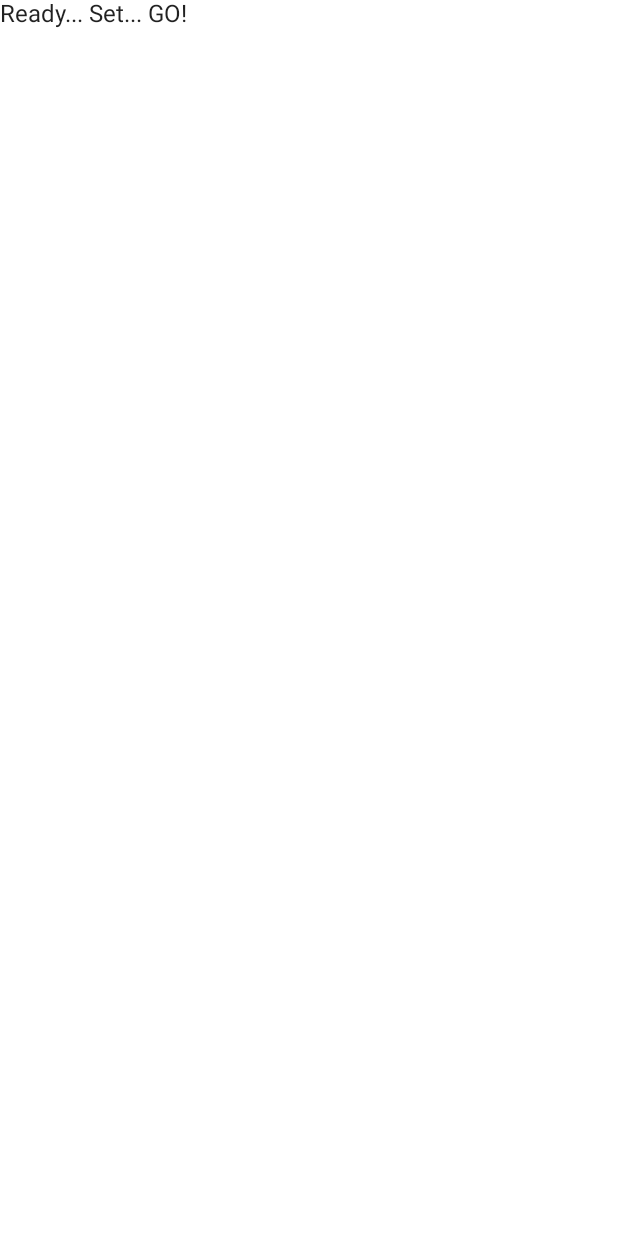
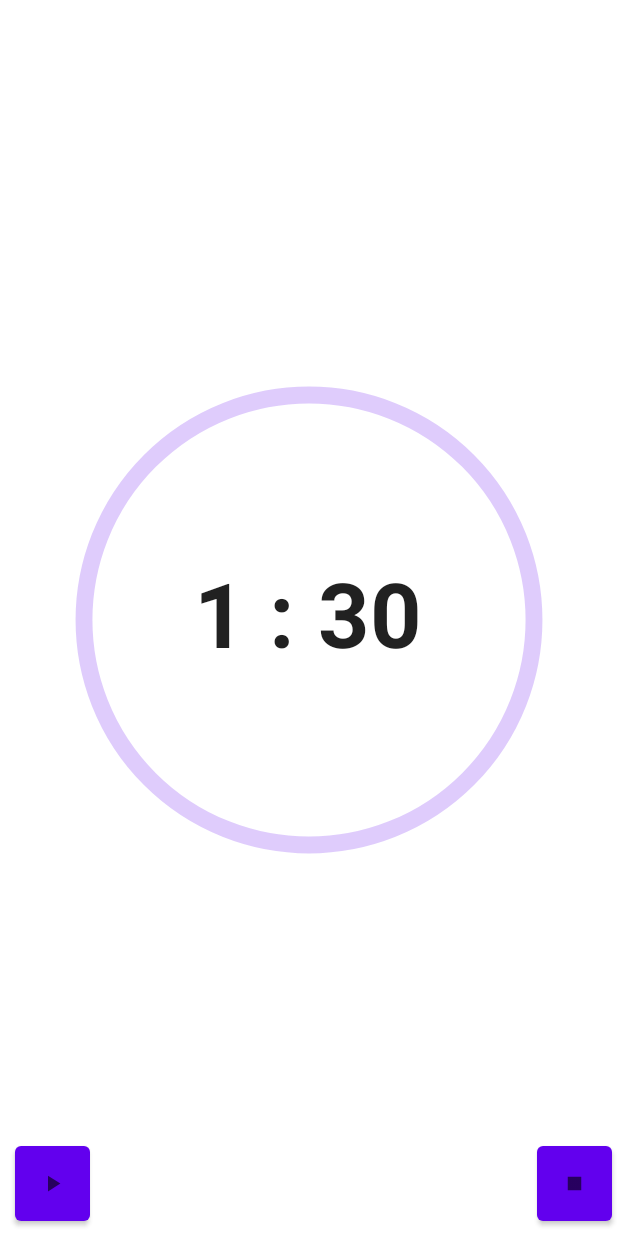
Before and after one commit to khanhluong/android-dev-challenge-week2_timer, an Android app built with Jetpack Compose: the screen it shows after launch (MainActivity), on a phone screen of 412 x 824 dp. Before the commit the screen is almost empty. Run offline under Robolectric (Android 15) with nearby library versions, the phone set to English and light mode, and no system bars; our stand-ins replace constraintlayout-compose, livedata-compose.

Commit message:
init project.

```diff
--- a/app/build.gradle
+++ b/app/build.gradle
@@ -74,6 +74,10 @@ dependencies {
     implementation "androidx.compose.ui:ui-tooling:$compose_version"
     implementation 'androidx.lifecycle:lifecycle-runtime-ktx:2.3.0'
 
+    implementation "androidx.constraintlayout:constraintlayout-compose:1.0.0-alpha03"
+    implementation "androidx.compose.runtime:runtime-livedata:$compose_version"
+    implementation "androidx.lifecycle:lifecycle-viewmodel-compose:1.0.0-alpha02"
+
     testImplementation 'junit:junit:4.13.2'
 
     androidTestImplementation 'androidx.test.ext:junit:1.1.2'
--- a/app/src/main/java/com/example/androiddevchallenge/MainActivity.kt
+++ b/app/src/main/java/com/example/androiddevchallenge/MainActivity.kt
@@ -16,22 +16,150 @@
 package com.example.androiddevchallenge
 
 import android.os.Bundle
+import android.util.Log
 import androidx.activity.compose.setContent
 import androidx.appcompat.app.AppCompatActivity
+import androidx.compose.animation.core.LinearEasing
+import androidx.compose.animation.core.tween
+import androidx.compose.foundation.Image
+import androidx.compose.foundation.layout.Row
+import androidx.compose.foundation.layout.fillMaxSize
+import androidx.compose.foundation.layout.height
+import androidx.compose.foundation.layout.padding
+import androidx.compose.foundation.layout.size
+import androidx.compose.foundation.layout.width
+import androidx.compose.material.Button
 import androidx.compose.material.MaterialTheme
 import androidx.compose.material.Surface
 import androidx.compose.material.Text
 import androidx.compose.runtime.Composable
+import androidx.compose.runtime.getValue
+import androidx.compose.runtime.livedata.observeAsState
+import androidx.compose.ui.Modifier
+import androidx.compose.ui.focus.FocusRequester.Companion.createRefs
+import androidx.compose.ui.res.painterResource
+import androidx.compose.ui.res.stringResource
+import androidx.compose.ui.text.font.FontWeight
 import androidx.compose.ui.tooling.preview.Preview
+import androidx.compose.ui.unit.dp
+import androidx.compose.ui.unit.sp
+import androidx.constraintlayout.compose.ConstraintLayout
+import androidx.lifecycle.viewmodel.compose.viewModel
+import com.example.androiddevchallenge.ui.TimerCircular
 import com.example.androiddevchallenge.ui.theme.MyTheme
+import com.example.androiddevchallenge.viewmodel.TimerViewModel
 
 class MainActivity : AppCompatActivity() {
+
     override fun onCreate(savedInstanceState: Bundle?) {
         super.onCreate(savedInstanceState)
         setContent {
             MyTheme {
-                MyApp()
+                val timerViewModel: TimerViewModel = viewModel()
+                val timeValue by timerViewModel.maxTime.observeAsState(timerViewModel.max)
+                val isPaused by timerViewModel.pausedTime.observeAsState(true)
+                val minutes = (timeValue / 60)
+                val seconds = timeValue % 60
+                CountdownScreen(timeValue, minutes, seconds, timerViewModel.max, isPaused) {
+                    when (it) {
+                        TimerState.Play -> {
+                            timerViewModel.pausedTime.value = false
+                            timerViewModel.timer.start()
+                        }
+                        TimerState.Pause -> {
+                            timerViewModel.pausedTime.value = true
+                            timerViewModel.timer.cancel()
+                        }
+                        TimerState.Stop -> {
+                            timerViewModel.timer.cancel()
+                            timerViewModel.timer.onFinish()
+                        }
+                    }
+                }
             }
+        }
+    }
+}
+
+@Composable
+private fun CountdownScreen(
+    time: Int,
+    minutes: Int,
+    seconds: Int,
+    max: Int,
+    paused: Boolean,
+    onAction: (TimerState) -> Unit
+) {
+    ConstraintLayout(Modifier.fillMaxSize()) {
+        Log.d("minutes", "minutes $minutes")
+        // it error when set minutes is int value...
+        val strMinutes = minutes.toString()
+        val (progress, hours, minutes, btnStart, btnStop) = createRefs()
+        TimerCircular(
+            Modifier
+                .width(300.dp)
+                .height(300.dp)
+                .constrainAs(progress) { centerTo(parent) },
+            progress = time.toFloat() * 100 / max,
+            color = MaterialTheme.colors.primary,
+            animationSpec = tween(
+                durationMillis = if (time == max) 1000 else 100,
+                easing = LinearEasing
+            )
+        )
+
+        Row(
+            modifier = Modifier
+                .padding(8.dp)
+                .constrainAs(hours) { centerTo(progress) },
+        ) {
+            Text(
+                text = strMinutes,
+                style = MaterialTheme.typography.body2,
+                fontSize = 60.sp,
+                fontWeight = FontWeight.Bold,
+            )
+            Text(
+                text = " : ",
+                style = MaterialTheme.typography.body2,
+                fontSize = 60.sp,
+                fontWeight = FontWeight.Bold,
+            )
+            Text(
+                text = "$seconds",
+                style = MaterialTheme.typography.body2,
+                fontSize = 60.sp,
+                fontWeight = FontWeight.Bold,
+            )
+        }
+
+        Button(
+            onClick = { onAction.invoke(if (paused) TimerState.Play else TimerState.Pause) },
+            modifier = Modifier
+                .size(50.dp)
+                .constrainAs(btnStart) {
+                    bottom.linkTo(parent.bottom, 10.dp)
+                    start.linkTo(parent.start, 10.dp)
+                }
+        ) {
+            Image(
+                painterResource(if (paused) R.drawable.ic_baseline_play_arrow_24 else R.drawable.ic_baseline_pause_24),
+                stringResource(if (paused) R.string.btn_play else R.string.btn_pause)
+            )
+        }
+        Button(
+            onClick = { onAction.invoke(TimerState.Stop) },
+            modifier = Modifier
+                .size(50.dp)
+                .constrainAs(btnStop) {
+                    bottom.linkTo(parent.bottom, 10.dp)
+                    end.linkTo(parent.end, 4.dp)
+                }
+        ) {
+            Image(
+                painterResource(R.drawable.ic_baseline_stop_24),
+                stringResource(R.string.btn_stop)
+            )
         }
     }
 }
@@ -59,3 +187,9 @@ fun DarkPreview() {
         MyApp()
     }
 }
+
+sealed class TimerState {
+    object Play : TimerState()
+    object Pause : TimerState()
+    object Stop : TimerState()
+}
--- /dev/null
+++ b/app/src/main/java/com/example/androiddevchallenge/ui/TimeCircular.kt
@@ -0,0 +1,51 @@
+/*
+ * Copyright 2021 The Android Open Source Project
+ *
+ * Licensed under the Apache License, Version 2.0 (the "License");
+ * you may not use this file except in compliance with the License.
+ * You may obtain a copy of the License at
+ *
+ *     https://www.apache.org/licenses/LICENSE-2.0
+ *
+ * Unless required by applicable law or agreed to in writing, software
+ * distributed under the License is distributed on an "AS IS" BASIS,
+ * WITHOUT WARRANTIES OR CONDITIONS OF ANY KIND, either express or implied.
+ * See the License for the specific language governing permissions and
+ * limitations under the License.
+ */
+package com.example.androiddevchallenge.ui
+
+import androidx.compose.animation.core.AnimationSpec
+import androidx.compose.animation.core.LinearOutSlowInEasing
+import androidx.compose.animation.core.animateFloatAsState
+import androidx.compose.animation.core.tween
+import androidx.compose.foundation.Canvas
+import androidx.compose.runtime.Composable
+import androidx.compose.runtime.getValue
+import androidx.compose.ui.Modifier
+import androidx.compose.ui.geometry.Offset
+import androidx.compose.ui.graphics.Color
+import androidx.compose.ui.graphics.drawscope.Stroke
+
+@Composable
+fun TimerCircular(
+    modifier: Modifier = Modifier,
+    color: Color,
+    progress: Float,
+    animate: Boolean = true,
+    animationSpec: AnimationSpec<Float> = tween(durationMillis = 250, easing = LinearOutSlowInEasing)
+) {
+    val animatedProgress: Float by animateFloatAsState(targetValue = progress, animationSpec = animationSpec)
+    Canvas(modifier) {
+        val startingAngle = 180f
+        val sweepAngle = (360 * if (animate) animatedProgress else progress) / 100
+        // size of radius
+        val waveRadius = size.minDimension * 0.15f
+        val dotRadius = waveRadius / 4f
+
+        drawArc(
+            color = color,
+            startingAngle, sweepAngle, true, Offset(0f, 2f), size, 0.2f, Stroke(dotRadius)
+        )
+    }
+}
--- /dev/null
+++ b/app/src/main/java/com/example/androiddevchallenge/viewmodel/TimerViewModel.kt
@@ -0,0 +1,44 @@
+/*
+ * Copyright 2021 The Android Open Source Project
+ *
+ * Licensed under the Apache License, Version 2.0 (the "License");
+ * you may not use this file except in compliance with the License.
+ * You may obtain a copy of the License at
+ *
+ *     https://www.apache.org/licenses/LICENSE-2.0
+ *
+ * Unless required by applicable law or agreed to in writing, software
+ * distributed under the License is distributed on an "AS IS" BASIS,
+ * WITHOUT WARRANTIES OR CONDITIONS OF ANY KIND, either express or implied.
+ * See the License for the specific language governing permissions and
+ * limitations under the License.
+ */
+package com.example.androiddevchallenge.viewmodel
+
+import android.os.CountDownTimer
+import androidx.lifecycle.MutableLiveData
+import androidx.lifecycle.ViewModel
+
+class TimerViewModel : ViewModel() {
+    val timerTick = 1000
+    // set max time.
+    val max = 90
+    val maxTime = MutableLiveData(max)
+    val pausedTime = MutableLiveData(true)
+
+    val timer = object : CountDownTimer(max * 1000L, timerTick.toLong()) {
+        override fun onTick(millisUntilFinished: Long) {
+            val currentTime = maxTime.value ?: 0
+            if (currentTime <= 0) {
+                onFinish()
+            } else {
+                maxTime.value = currentTime - 1
+            }
+        }
+
+        override fun onFinish() {
+            pausedTime.value = true
+            maxTime.value = max
+        }
+    }
+}
--- /dev/null
+++ b/app/src/main/res/drawable/ic_baseline_pause_24.xml
@@ -0,0 +1,10 @@
+<vector xmlns:android="http://schemas.android.com/apk/res/android"
+    android:width="24dp"
+    android:height="24dp"
+    android:viewportWidth="24"
+    android:viewportHeight="24"
+    android:tint="?attr/colorControlNormal">
+  <path
+      android:fillColor="@android:color/white"
+      android:pathData="M6,19h4L10,5L6,5v14zM14,5v14h4L18,5h-4z"/>
+</vector>
--- /dev/null
+++ b/app/src/main/res/drawable/ic_baseline_play_arrow_24.xml
@@ -0,0 +1,10 @@
+<vector xmlns:android="http://schemas.android.com/apk/res/android"
+    android:width="24dp"
+    android:height="24dp"
+    android:viewportWidth="24"
+    android:viewportHeight="24"
+    android:tint="?attr/colorControlNormal">
+  <path
+      android:fillColor="@android:color/white"
+      android:pathData="M8,5v14l11,-7z"/>
+</vector>
--- /dev/null
+++ b/app/src/main/res/drawable/ic_baseline_stop_24.xml
@@ -0,0 +1,10 @@
+<vector xmlns:android="http://schemas.android.com/apk/res/android"
+    android:width="24dp"
+    android:height="24dp"
+    android:viewportWidth="24"
+    android:viewportHeight="24"
+    android:tint="?attr/colorControlNormal">
+  <path
+      android:fillColor="@android:color/white"
+      android:pathData="M6,6h12v12H6z"/>
+</vector>
--- a/app/src/main/res/values/strings.xml
+++ b/app/src/main/res/values/strings.xml
@@ -10,4 +10,7 @@
       the License.
       -->
     <string name="app_name">AndroidDevChallenge</string>
+    <string name="btn_play">Play</string>
+    <string name="btn_pause">Pause</string>
+    <string name="btn_stop">Stop</string>
 </resources>
```
